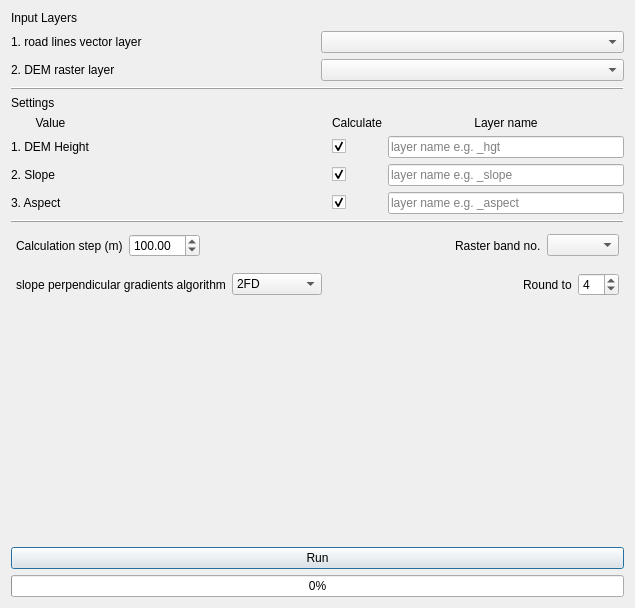
Before: the Qt Designer form dem_road_calculator_dialog_base.ui in DmitryDobr/Dem-Road-Calculator-QGIS-Plugin, drawn with Qt 5.
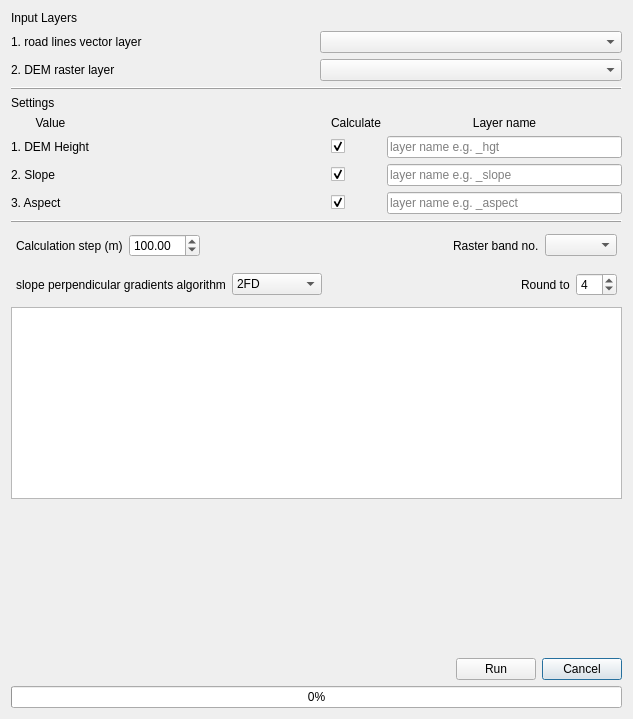
After: the same form once the commit is applied. Custom widgets are drawn as their Qt base class.

Diff of the .ui file:
```diff
--- a/dem_road_calculator_dialog_base.ui
+++ b/dem_road_calculator_dialog_base.ui
@@ -6,115 +6,49 @@
    <rect>
     <x>0</x>
     <y>0</y>
-    <width>635</width>
-    <height>608</height>
+    <width>633</width>
+    <height>719</height>
    </rect>
   </property>
   <property name="windowTitle">
    <string>Dem Road Calculator</string>
   </property>
   <layout class="QGridLayout" name="gridLayout_3">
-   <item row="1" column="1">
-    <layout class="QGridLayout" name="gridLayout">
-     <item row="0" column="0">
-      <widget class="QLabel" name="label">
-       <property name="text">
-        <string>1. road lines vector layer</string>
-       </property>
-      </widget>
-     </item>
-     <item row="1" column="0">
-      <widget class="QLabel" name="label_2">
-       <property name="text">
-        <string>2. DEM raster layer</string>
-       </property>
-      </widget>
-     </item>
-     <item row="1" column="1">
-      <widget class="QgsMapLayerComboBox" name="mMapLayerComboBox_DEM"/>
-     </item>
-     <item row="0" column="1">
-      <widget class="QgsMapLayerComboBox" name="mMapLayerComboBox_lines"/>
-     </item>
-    </layout>
-   </item>
-   <item row="7" column="1">
-    <layout class="QHBoxLayout" name="horizontalLayout_2">
-     <property name="leftMargin">
-      <number>5</number>
+   <item row="12" column="2">
+    <widget class="QPushButton" name="pushButton_cancel">
+     <property name="text">
+      <string>Cancel</string>
      </property>
-     <property name="topMargin">
-      <number>5</number>
-     </property>
-     <property name="rightMargin">
-      <number>5</number>
-     </property>
-     <property name="bottomMargin">
-      <number>5</number>
-     </property>
-     <item>
-      <widget class="QLabel" name="label_13">
-       <property name="text">
-        <string>Calculation step (m)</string>
-       </property>
-      </widget>
-     </item>
-     <item>
-      <widget class="QDoubleSpinBox" name="doubleSpinBox_sample">
-       <property name="minimum">
-        <double>1.000000000000000</double>
-       </property>
-       <property name="maximum">
-        <double>1000.000000000000000</double>
-       </property>
-       <property name="value">
-        <double>100.000000000000000</double>
-       </property>
-      </widget>
-     </item>
-     <item>
-      <spacer name="horizontalSpacer_2">
-       <property name="orientation">
-        <enum>Qt::Horizontal</enum>
-       </property>
-       <property name="sizeHint" stdset="0">
-        <size>
-         <width>40</width>
-         <height>20</height>
-        </size>
-       </property>
-      </spacer>
-     </item>
-     <item>
-      <widget class="QLabel" name="label_14">
-       <property name="text">
-        <string>Raster band no.</string>
-       </property>
-      </widget>
-     </item>
-     <item>
-      <widget class="QgsRasterBandComboBox" name="mRasterBandComboBox"/>
-     </item>
-    </layout>
+    </widget>
    </item>
-   <item row="6" column="1">
-    <widget class="Line" name="line_2">
-     <property name="frameShadow">
-      <enum>QFrame::Raised</enum>
+   <item row="12" column="1">
+    <widget class="QPushButton" name="pushButton_start">
+     <property name="text">
+      <string>Run</string>
      </property>
+    </widget>
+   </item>
+   <item row="12" column="0">
+    <spacer name="horizontalSpacer_4">
      <property name="orientation">
       <enum>Qt::Horizontal</enum>
      </property>
-    </widget>
+     <property name="sizeHint" stdset="0">
+      <size>
+       <width>40</width>
+       <height>20</height>
+      </size>
+     </property>
+    </spacer>
    </item>
-   <item row="11" column="1">
-    <widget class="QProgressBar" name="progressBar">
-     <property name="value">
-      <number>0</number>
+   <item row="9" column="0" colspan="3">
+    <widget class="QTextEdit" name="textEdit_log">
+     <property name="readOnly">
+      <bool>true</bool>
      </property>
     </widget>
    </item>
-   <item row="8" column="1">
+   <item row="8" column="0" colspan="3">
     <layout class="QHBoxLayout" name="horizontalLayout_3">
      <property name="leftMargin">
       <number>5</number>
@@ -207,52 +141,111 @@
      </item>
     </layout>
    </item>
-   <item row="10" column="1">
-    <widget class="QPushButton" name="pushButton_start">
-     <property name="text">
-      <string>Run</string>
+   <item row="7" column="0" colspan="3">
+    <layout class="QHBoxLayout" name="horizontalLayout_2">
+     <property name="leftMargin">
+      <number>5</number>
      </property>
-    </widget>
-   </item>
-   <item row="4" column="1">
-    <widget class="QLabel" name="label_4">
-     <property name="text">
-      <string>Settings</string>
+     <property name="topMargin">
+      <number>5</number>
      </property>
-    </widget>
-   </item>
-   <item row="2" column="1">
-    <widget class="Line" name="line_3">
-     <property name="frameShadow">
-      <enum>QFrame::Raised</enum>
+     <property name="rightMargin">
+      <number>5</number>
      </property>
-     <property name="orientation">
-      <enum>Qt::Horizontal</enum>
+     <property name="bottomMargin">
+      <number>5</number>
      </property>
-    </widget>
+     <item>
+      <widget class="QLabel" name="label_13">
+       <property name="text">
+        <string>Calculation step (m)</string>
+       </property>
+      </widget>
+     </item>
+     <item>
+      <widget class="QDoubleSpinBox" name="doubleSpinBox_sample">
+       <property name="minimum">
+        <double>1.000000000000000</double>
+       </property>
+       <property name="maximum">
+        <double>1000.000000000000000</double>
+       </property>
+       <property name="value">
+        <double>100.000000000000000</double>
+       </property>
+      </widget>
+     </item>
+     <item>
+      <spacer name="horizontalSpacer_2">
+       <property name="orientation">
+        <enum>Qt::Horizontal</enum>
+       </property>
+       <property name="sizeHint" stdset="0">
+        <size>
+         <width>40</width>
+         <height>20</height>
+        </size>
+       </property>
+      </spacer>
+     </item>
+     <item>
+      <widget class="QLabel" name="label_14">
+       <property name="text">
+        <string>Raster band no.</string>
+       </property>
+      </widget>
+     </item>
+     <item>
+      <widget class="QgsRasterBandComboBox" name="mRasterBandComboBox"/>
+     </item>
+    </layout>
    </item>
-   <item row="9" column="1">
-    <spacer name="verticalSpacer">
-     <property name="orientation">
-      <enum>Qt::Vertical</enum>
-     </property>
-     <property name="sizeHint" stdset="0">
-      <size>
-       <width>20</width>
-       <height>73</height>
-      </size>
-     </property>
-    </spacer>
-   </item>
-   <item row="0" column="1">
-    <widget class="QLabel" name="label_3">
-     <property name="text">
-      <string>Input Layers</string>
-     </property>
-    </widget>
-   </item>
-   <item row="5" column="1">
+   <item row="5" column="0" colspan="3">
     <layout class="QGridLayout" name="gridLayout_2">
+     <item row="3" column="2">
+      <widget class="QCheckBox" name="checkBox_val_aspect">
+       <property name="text">
+        <string/>
+       </property>
+       <property name="checked">
+        <bool>true</bool>
+       </property>
+      </widget>
+     </item>
+     <item row="0" column="0">
+      <widget class="QLabel" name="label_8">
+       <property name="text">
+        <string>Value</string>
+       </property>
+       <property name="alignment">
+        <set>Qt::AlignCenter</set>
+       </property>
+      </widget>
+     </item>
+     <item row="2" column="3">
+      <widget class="QLineEdit" name="lineEdit_val_slope">
+       <property name="placeholderText">
+        <string>layer name e.g. _slope</string>
+       </property>
+      </widget>
+     </item>
+     <item row="1" column="0">
+      <widget class="QLabel" name="label_5">
+       <property name="text">
+        <string>1. DEM Height</string>
+       </property>
+      </widget>
+     </item>
+     <item row="0" column="3">
+      <widget class="QLabel" name="label_10">
+       <property name="text">
+        <string>Layer name</string>
+       </property>
+       <property name="alignment">
+        <set>Qt::AlignCenter</set>
+       </property>
+      </widget>
+     </item>
      <item row="1" column="2">
       <widget class="QCheckBox" name="checkBox_val_hgt">
        <property name="text">
@@ -263,6 +256,23 @@
        </property>
       </widget>
      </item>
+     <item row="2" column="2">
+      <widget class="QCheckBox" name="checkBox_val_slope">
+       <property name="text">
+        <string/>
+       </property>
+       <property name="checked">
+        <bool>true</bool>
+       </property>
+      </widget>
+     </item>
+     <item row="1" column="3">
+      <widget class="QLineEdit" name="lineEdit_val_hgt">
+       <property name="placeholderText">
+        <string>layer name e.g. _hgt</string>
+       </property>
+      </widget>
+     </item>
      <item row="2" column="0">
       <widget class="QLabel" name="label_6">
        <property name="text">
@@ -270,13 +280,6 @@
        </property>
       </widget>
      </item>
-     <item row="1" column="0">
-      <widget class="QLabel" name="label_5">
-       <property name="text">
-        <string>1. DEM Height</string>
-       </property>
-      </widget>
-     </item>
      <item row="3" column="0">
       <widget class="QLabel" name="label_7">
        <property name="text">
@@ -284,46 +287,6 @@
        </property>
       </widget>
      </item>
-     <item row="3" column="2">
-      <widget class="QCheckBox" name="checkBox_val_aspect">
-       <property name="text">
-        <string/>
-       </property>
-       <property name="checked">
-        <bool>true</bool>
-       </property>
-      </widget>
-     </item>
-     <item row="2" column="2">
-      <widget class="QCheckBox" name="checkBox_val_slope">
-       <property name="text">
-        <string/>
-       </property>
-       <property name="checked">
-        <bool>true</bool>
-       </property>
-      </widget>
-     </item>
-     <item row="2" column="3">
-      <widget class="QLineEdit" name="lineEdit_val_slope">
-       <property name="placeholderText">
-        <string>layer name e.g. _slope</string>
-       </property>
-      </widget>
-     </item>
-     <item row="1" column="1">
-      <spacer name="horizontalSpacer">
-       <property name="orientation">
-        <enum>Qt::Horizontal</enum>
-       </property>
-       <property name="sizeHint" stdset="0">
-        <size>
-         <width>40</width>
-         <height>20</height>
-        </size>
-       </property>
-      </spacer>
-     </item>
      <item row="3" column="3">
       <widget class="QLineEdit" name="lineEdit_val_aspect">
        <property name="placeholderText">
@@ -331,23 +294,6 @@
        </property>
       </widget>
      </item>
-     <item row="0" column="0">
-      <widget class="QLabel" name="label_8">
-       <property name="text">
-        <string>Value</string>
-       </property>
-       <property name="alignment">
-        <set>Qt::AlignCenter</set>
-       </property>
-      </widget>
-     </item>
-     <item row="1" column="3">
-      <widget class="QLineEdit" name="lineEdit_val_hgt">
-       <property name="placeholderText">
-        <string>layer name e.g. _hgt</string>
-       </property>
-      </widget>
-     </item>
      <item row="0" column="2">
       <widget class="QLabel" name="label_9">
        <property name="text">
@@ -355,18 +301,99 @@
        </property>
       </widget>
      </item>
-     <item row="0" column="3">
-      <widget class="QLabel" name="label_10">
+     <item row="1" column="1">
+      <spacer name="horizontalSpacer">
+       <property name="orientation">
+        <enum>Qt::Horizontal</enum>
+       </property>
+       <property name="sizeHint" stdset="0">
+        <size>
+         <width>40</width>
+         <height>20</height>
+        </size>
+       </property>
+      </spacer>
+     </item>
+    </layout>
+   </item>
+   <item row="4" column="0" colspan="3">
+    <widget class="QLabel" name="label_4">
+     <property name="text">
+      <string>Settings</string>
+     </property>
+    </widget>
+   </item>
+   <item row="1" column="0" colspan="3">
+    <layout class="QGridLayout" name="gridLayout">
+     <item row="0" column="0">
+      <widget class="QLabel" name="label">
        <property name="text">
-        <string>Layer name</string>
+        <string>1. road lines vector layer</string>
        </property>
-       <property name="alignment">
-        <set>Qt::AlignCenter</set>
+      </widget>
+     </item>
+     <item row="1" column="0">
+      <widget class="QLabel" name="label_2">
+       <property name="text">
+        <string>2. DEM raster layer</string>
        </property>
       </widget>
      </item>
+     <item row="1" column="1">
+      <widget class="QgsMapLayerComboBox" name="mMapLayerComboBox_DEM"/>
+     </item>
+     <item row="0" column="1">
+      <widget class="QgsMapLayerComboBox" name="mMapLayerComboBox_lines"/>
+     </item>
     </layout>
    </item>
+   <item row="0" column="0" colspan="3">
+    <widget class="QLabel" name="label_3">
+     <property name="text">
+      <string>Input Layers</string>
+     </property>
+    </widget>
+   </item>
+   <item row="2" column="0" colspan="3">
+    <widget class="Line" name="line_3">
+     <property name="frameShadow">
+      <enum>QFrame::Raised</enum>
+     </property>
+     <property name="orientation">
+      <enum>Qt::Horizontal</enum>
+     </property>
+    </widget>
+   </item>
+   <item row="13" column="0" colspan="3">
+    <widget class="QProgressBar" name="progressBar">
+     <property name="value">
+      <number>0</number>
+     </property>
+    </widget>
+   </item>
+   <item row="10" column="0" colspan="3">
+    <spacer name="verticalSpacer">
+     <property name="orientation">
+      <enum>Qt::Vertical</enum>
+     </property>
+     <property name="sizeHint" stdset="0">
+      <size>
+       <width>20</width>
+       <height>73</height>
+      </size>
+     </property>
+    </spacer>
+   </item>
+   <item row="6" column="0" colspan="3">
+    <widget class="Line" name="line_2">
+     <property name="frameShadow">
+      <enum>QFrame::Raised</enum>
+     </property>
+     <property name="orientation">
+      <enum>Qt::Horizontal</enum>
+     </property>
+    </widget>
+   </item>
   </layout>
  </widget>
  <customwidgets>
```
